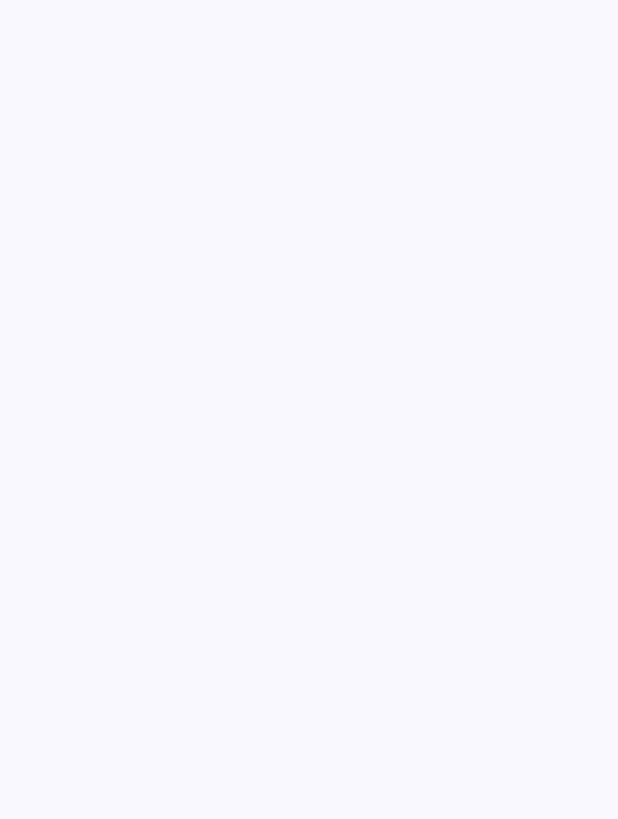
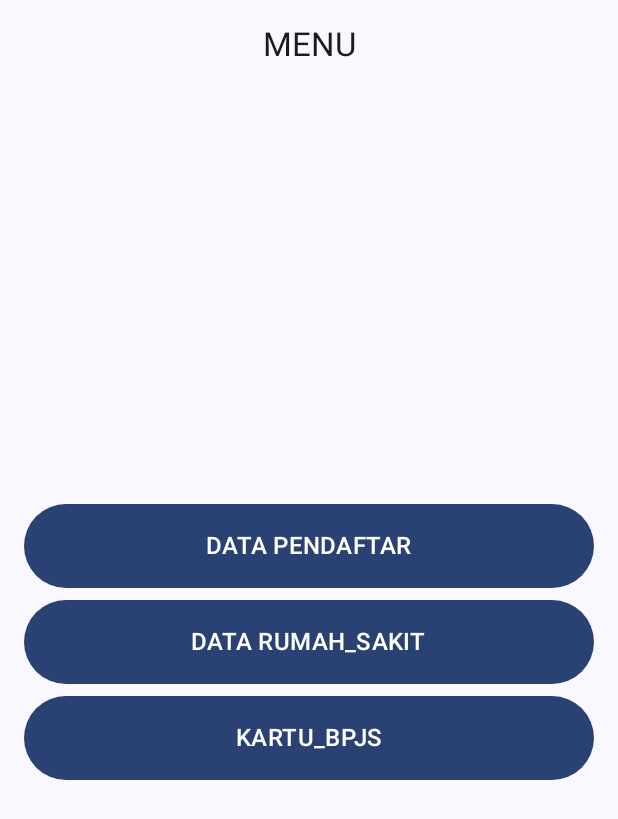
Before and after one commit to Oktaviko/PAMFINAL, an Android app built with Jetpack Compose: the screen it shows after launch (MainActivity), on a phone screen of 412 x 824 dp. Before the commit the part shown is empty. Shown: the top 819 px of the screen. Run offline under Robolectric (Android 15) with nearby library versions, the phone set to English and light mode, and no system bars.

Commit message:
membuat halaman home

```diff
--- /dev/null
+++ b/app/src/main/java/com/example/pamfinal/HalamanHome.kt
@@ -0,0 +1,73 @@
+package com.example.pamfinal
+
+
+import androidx.compose.foundation.layout.Arrangement
+import androidx.compose.foundation.layout.Column
+import androidx.compose.foundation.layout.Row
+import androidx.compose.foundation.layout.Spacer
+import androidx.compose.foundation.layout.fillMaxSize
+import androidx.compose.foundation.layout.fillMaxWidth
+import androidx.compose.foundation.layout.height
+import androidx.compose.foundation.layout.padding
+import androidx.compose.material3.Button
+import androidx.compose.material3.MaterialTheme
+import androidx.compose.material3.Text
+import androidx.compose.runtime.Composable
+import androidx.compose.ui.Alignment
+import androidx.compose.ui.Modifier
+import androidx.compose.ui.unit.dp
+
+
+@Composable
+fun HalamanUtama(
+
+) {
+    Row (
+        modifier = Modifier.fillMaxWidth().padding(16.dp),
+        horizontalArrangement = Arrangement.Center
+    ){
+        Text(text = "MENU", style = MaterialTheme.typography.titleLarge)
+    }
+    Column(
+        modifier = Modifier
+            .fillMaxSize()
+            .padding(16.dp),
+        verticalArrangement = Arrangement.Center,
+        horizontalAlignment = Alignment.CenterHorizontally
+    ) {
+        Spacer(modifier = Modifier.padding(16.dp))
+
+        Column(
+            modifier = Modifier.fillMaxWidth(),
+            verticalArrangement = Arrangement.spacedBy(8.dp),
+            horizontalAlignment = Alignment.CenterHorizontally
+        ) {
+            Button(
+                onClick = { /* Handle button click */ },
+                modifier = Modifier
+                    .fillMaxWidth()
+                    .height(56.dp)
+            ) {
+                Text("DATA PENDAFTAR", style = MaterialTheme.typography.titleMedium)
+            }
+
+            Button(
+                onClick = { /* Handle button click */ },
+                modifier = Modifier
+                    .fillMaxWidth()
+                    .height(56.dp)
+            ) {
+                Text("DATA RUMAH_SAKIT", style = MaterialTheme.typography.titleMedium)
+            }
+
+            Button(
+                onClick = { /* Handle button click */ },
+                modifier = Modifier
+                    .fillMaxWidth()
+                    .height(56.dp)
+            ) {
+                Text("KARTU_BPJS", style = MaterialTheme.typography.titleMedium)
+            }
+        }
+    }
+}
--- a/app/src/main/java/com/example/pamfinal/MainActivity.kt
+++ b/app/src/main/java/com/example/pamfinal/MainActivity.kt
@@ -22,7 +22,7 @@ class MainActivity : ComponentActivity() {
                     modifier = Modifier.fillMaxSize(),
                     color = MaterialTheme.colorScheme.background
                 ) {
-
+                    HalamanUtama()
                 }
             }
         }
```
